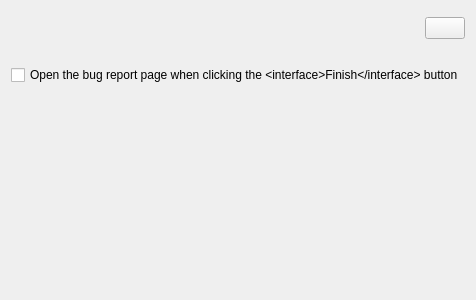
Above: drkonqi/ui/assistantpage_bugzilla_send.ui from KDE/kde-runtime before the change. Below: the same form after it.
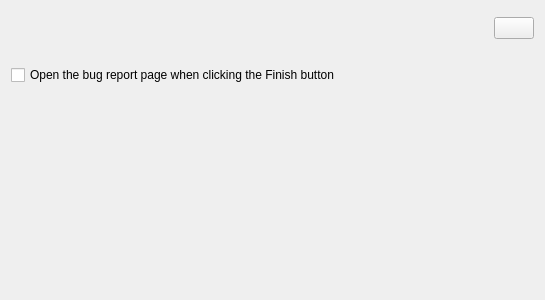
That is the form after the change. Custom widgets are drawn as their Qt base class.

The edit to the form file:
```diff
--- a/drkonqi/ui/assistantpage_bugzilla_send.ui
+++ b/drkonqi/ui/assistantpage_bugzilla_send.ui
@@ -6,7 +6,7 @@
    <rect>
     <x>0</x>
     <y>0</y>
-    <width>476</width>
+    <width>545</width>
     <height>300</height>
    </rect>
   </property>
@@ -50,7 +50,7 @@
    <item>
     <widget class="QCheckBox" name="m_launchPageOnFinish">
      <property name="text">
-      <string comment="@option:check">Open the bug report page when clicking the &lt;interface&gt;Finish&lt;/interface&gt; button</string>
+      <string comment="@option:check">Open the bug report page when clicking the Finish button</string>
      </property>
     </widget>
    </item>
```
